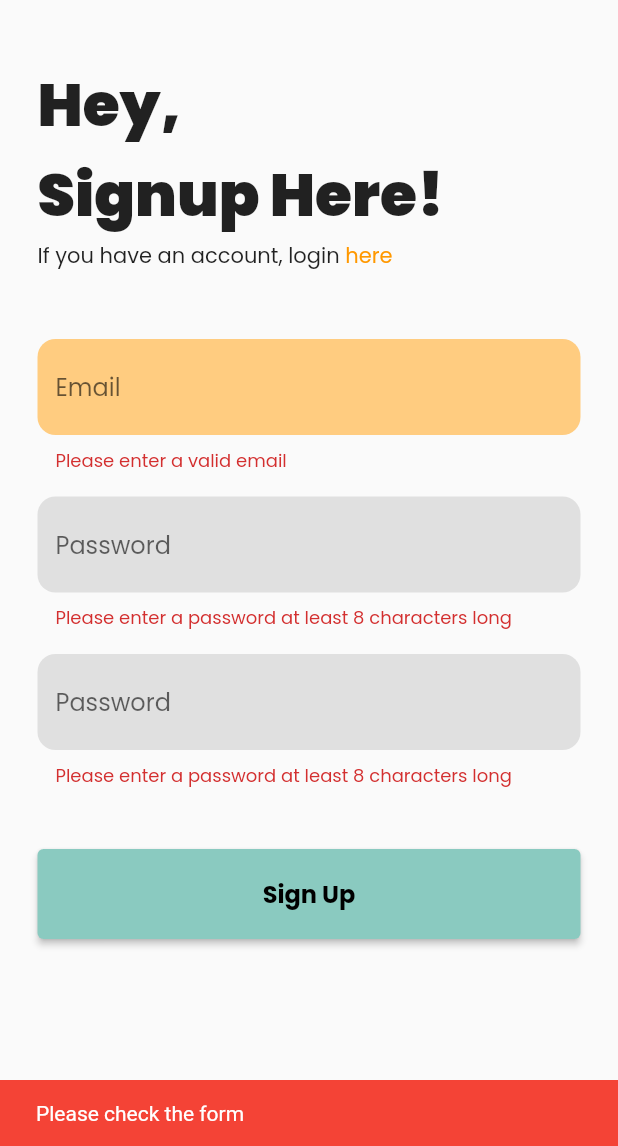
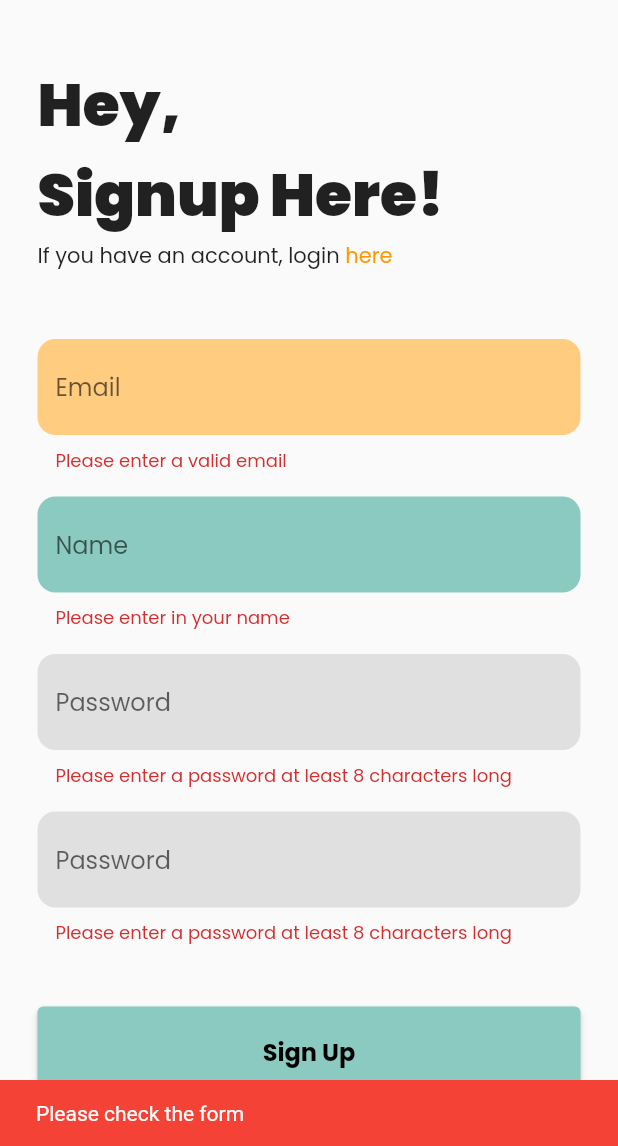
Before and after one commit to JohnnyNguyen01/riverpod_gps_app, a Flutter app: the screen it shows after launch, after a tap on "Sign Up", on a phone screen of 412 x 824 dp, the part 90-1236 px from its top. Run offline on Flutter 3.47's test engine with Material 2 defaults, Android fonts, the phone set to English and light mode, and no system bars; our stand-ins replace cloud_firestore, firebase_auth, firebase_core, flutter_riverpod, freezed_annotation, geolocator and 2 more; accounts and stored records are empty.

Commit message:
Fixed signup flow, added firestore functions, etc

```diff
--- a/lib/domain/repositories/abstracts/auth_repository.dart
+++ b/lib/domain/repositories/abstracts/auth_repository.dart
@@ -1,3 +1,5 @@
+import 'package:firebase_auth/firebase_auth.dart';
+
 abstract class AuthRepository {
   Future<void> signupWithEmailAndPassword(
       String email, String password) async {}
@@ -5,4 +7,6 @@ abstract class AuthRepository {
   Future<void> loginWithEmailAndPassword(String email, String password) async {}
 
   Future<void> signOut() async {}
+
+  User? getUser() {}
 }
--- a/lib/domain/repositories/abstracts/database_repository.dart
+++ b/lib/domain/repositories/abstracts/database_repository.dart
@@ -2,4 +2,6 @@ import 'package:pet_tracker_youtube/domain/models/models.dart';
 
 abstract class DatabaseRepository {
   Stream<PetCoordinate> getPetGpsCoordinatesAsBroadcastStream() async* {}
+
+  Future<void> addNewUser({required UserModel user}) async {}
 }
--- a/lib/domain/repositories/repositories.dart
+++ b/lib/domain/repositories/repositories.dart
@@ -1 +1,2 @@
 export 'auth_repo_impl.dart';
+export './database_repo_impl.dart';
--- a/lib/presentation/screens/signup_screen/signup_screen.dart
+++ b/lib/presentation/screens/signup_screen/signup_screen.dart
@@ -115,6 +115,7 @@ class _BuildForm extends StatefulWidget {
 
 class __BuildFormState extends State<_BuildForm> {
   final _emailTextController = TextEditingController();
+  final _userNameController = TextEditingController();
   final _emailPassOneController = TextEditingController();
   final _emailPassTwoController = TextEditingController();
   final _formKey = GlobalKey<FormState>();
@@ -125,7 +126,21 @@ class __BuildFormState extends State<_BuildForm> {
       key: _formKey,
       child: Column(
         children: [
-          AuthTextFormField(controller: _emailTextController),
+          AuthTextFormField(
+            controller: _emailTextController,
+            cursorColor: Colors.orange,
+            fillColor: Colors.orange.shade200,
+            borderSideColor: Colors.orange,
+            hintText: 'Email',
+          ),
+          const SizedBox(height: 15),
+          AuthTextFormField(
+            controller: _userNameController,
+            fillColor: const Color(0xFF8ACAC0),
+            cursorColor: Colors.black,
+            borderSideColor: Colors.black,
+            hintText: 'Name',
+          ),
           const SizedBox(height: 15),
           PasswordTextFormField(controller: _emailPassOneController),
           const SizedBox(height: 15),
@@ -134,6 +149,7 @@ class __BuildFormState extends State<_BuildForm> {
           _SubmitButton(
               onPressed: () => widget.pageController.handleSignupButton(
                   email: _emailTextController.text,
+                  userName: _userNameController.text,
                   password: _emailPassOneController.text,
                   passwordTwo: _emailPassTwoController.text,
                   scaffoldContext: widget.scaffoldContext,
@@ -147,6 +163,7 @@ class __BuildFormState extends State<_BuildForm> {
   void dispose() {
     super.dispose();
     _emailTextController.dispose();
+    _userNameController.dispose();
     _emailPassOneController.dispose();
     _emailPassTwoController.dispose();
   }
--- a/lib/presentation/screens/signup_screen/signup_screen_controller.dart
+++ b/lib/presentation/screens/signup_screen/signup_screen_controller.dart
@@ -1,24 +1,26 @@
 import 'package:flutter/material.dart';
 import 'package:pet_tracker_youtube/domain/models/models.dart';
-import 'package:pet_tracker_youtube/domain/repositories/abstracts/abstracts.dart';
-import 'package:pet_tracker_youtube/domain/repositories/repositories.dart';
+import 'package:pet_tracker_youtube/presentation/screens/home_screen/home_screen.dart';
 import 'package:pet_tracker_youtube/presentation/screens/screens.dart';
 import 'package:pet_tracker_youtube/presentation/widgets/widgets.dart';
 import 'package:flutter_riverpod/flutter_riverpod.dart';
+import 'package:pet_tracker_youtube/states/user_state_notifier.dart';
 
 final signupScreenController = Provider<SignupScreenController>((ref) {
-  final authImpl = ref.read(firebaseAuthProvider);
-  return SignupScreenController(authImpl, ref.read);
+  final userStateNotifier = ref.read(userStateProvider.notifier);
+  return SignupScreenController(userStateNotifier: userStateNotifier);
 });
 
 class SignupScreenController {
-  final AuthRepository? _authRepository;
-  final Function _read;
-  SignupScreenController(this._authRepository, this._read);
+  final UserStateNotifier _userStateNotifier;
+
+  SignupScreenController({required UserStateNotifier userStateNotifier})
+      : _userStateNotifier = userStateNotifier;
 
   ///Verifies the form and then signs up the user to firebase
   void handleSignupButton(
       {required String email,
+      required String userName,
       required String password,
       required String passwordTwo,
       required BuildContext scaffoldContext,
@@ -32,7 +34,9 @@ class SignupScreenController {
     //login with firebase
     {
       try {
-        _authRepository!.signupWithEmailAndPassword(email, password);
+        await _userStateNotifier.signupUser(
+            email: email, name: userName, password: password);
+        Navigator.of(scaffoldContext).pushNamed(HomeScreen.routeName);
       } on Failure catch (e) {
         ScaffoldMessenger.of(scaffoldContext).showSnackBar(
           Snackbars.displayErrorSnackbar(e.message!),
--- a/lib/presentation/widgets/auth_text_form_field.dart
+++ b/lib/presentation/widgets/auth_text_form_field.dart
@@ -3,8 +3,18 @@ import 'package:pet_tracker_youtube/utils/validators.dart';
 
 class AuthTextFormField extends StatelessWidget {
   final TextEditingController _controller;
+  final String hintText;
+  final Color fillColor;
+  final Color cursorColor;
+  final Color borderSideColor;
 
-  const AuthTextFormField({Key? key, required TextEditingController controller})
+  const AuthTextFormField(
+      {Key? key,
+      required TextEditingController controller,
+      required this.fillColor,
+      required this.hintText,
+      required this.cursorColor,
+      required this.borderSideColor})
       : _controller = controller,
         super(key: key);
 
@@ -12,12 +22,12 @@ class AuthTextFormField extends StatelessWidget {
   Widget build(BuildContext context) {
     return TextFormField(
       controller: _controller,
-      cursorColor: Colors.orange,
+      cursorColor: cursorColor,
       decoration: InputDecoration(
-        hintText: 'Email',
-        fillColor: Colors.orange.shade200,
+        hintText: hintText,
+        fillColor: fillColor,
         focusedBorder: OutlineInputBorder(
-          borderSide: const BorderSide(color: Colors.orange),
+          borderSide: BorderSide(color: borderSideColor),
           borderRadius: BorderRadius.circular(12),
         ),
         filled: true,
@@ -25,7 +35,9 @@ class AuthTextFormField extends StatelessWidget {
             borderRadius: BorderRadius.circular(12),
             borderSide: BorderSide.none),
       ),
-      validator: StringValidators.instance.emailValidator,
+      validator: hintText == "Email"
+          ? StringValidators.instance.emailValidator
+          : StringValidators.instance.nameValidator,
     );
   }
 }
--- a/lib/states/user_state_notifier.dart
+++ b/lib/states/user_state_notifier.dart
@@ -1,3 +1,5 @@
+import 'dart:developer';
+
 import 'package:firebase_auth/firebase_auth.dart';
 import 'package:flutter_riverpod/flutter_riverpod.dart';
 import 'package:google_maps_flutter/google_maps_flutter.dart';
@@ -10,7 +12,12 @@ final userStateProvider =
     StateNotifierProvider<UserStateNotifier, UserState>((ref) {
   final gpsRepo = ref.read(deviceGpsRepoProvider);
   final authRepo = ref.read(firebaseAuthProvider);
-  return UserStateNotifier(gpsRepo: gpsRepo, authRepo: authRepo);
+  final dbRepo = ref.read(databaseRepoImplProvider);
+  return UserStateNotifier(
+    gpsRepo: gpsRepo,
+    authRepo: authRepo,
+    dbRepo: dbRepo,
+  );
 });
 
 /*
@@ -23,8 +30,12 @@ abstract class UserState {
 class UserInitial extends UserState {
   final UserModel initialUser;
   const UserInitial()
-      : initialUser =
-            const UserModel(email: "", userName: "", location: LatLng(0, 0));
+      : initialUser = const UserModel(
+          email: "",
+          userName: "",
+          location: LatLng(0, 0),
+          uid: '',
+        );
 }
 
 class UserLoggingIn extends UserState {
@@ -48,31 +59,64 @@ class UserError extends UserState {
 class UserStateNotifier extends StateNotifier<UserState> {
   final DeviceGps _gpsRepo;
   final AuthRepository _authRepo;
+  final DatabaseRepository _dbRepo;
 
   UserStateNotifier(
-      {required DeviceGps gpsRepo, required AuthRepository authRepo})
+      {required DeviceGps gpsRepo,
+      required AuthRepository authRepo,
+      required DatabaseRepository dbRepo})
       : _gpsRepo = gpsRepo,
         _authRepo = authRepo,
+        _dbRepo = dbRepo,
         super(const UserInitial());
 
   Future<void> loginuser(
       {required String email,
       required String name,
       required String password}) async {
-    //set state to loading
-    //login user
-    //set user to new state
     try {
       state = const UserLoggingIn();
       await _authRepo.loginWithEmailAndPassword(email, password);
       final userPosition = await _gpsRepo.getDevicePosition();
       final userLatLng = LatLng(userPosition.latitude, userPosition.longitude);
-      final user =
-          UserModel(email: email, userName: name, location: userLatLng);
+      final user = UserModel(
+          email: email,
+          userName: name,
+          location: userLatLng,
+          uid: _authRepo.getUser()!.uid);
       state = UserLoggedIn(user: user);
+      log("User Logged In Successfully: ${user.toString()}");
     } on FirebaseAuthException catch (e) {
       state = UserError(error: e.message!);
       throw Failure(code: e.code, message: e.message);
+    }
+  }
+
+  ///Sign's up a new user to Firebase, and creates a new document in `Users`
+  ///collection. User app state is then set to the new user.
+  //todo: Check network exceptions
+  Future<void> signupUser(
+      {required String email,
+      required String name,
+      required String password}) async {
+    try {
+      state = const UserLoggingIn();
+      final userPos = await _gpsRepo.getDevicePosition();
+      final userLatLng = LatLng(userPos.latitude, userPos.longitude);
+      await _authRepo.signupWithEmailAndPassword(email, password);
+      //set state
+      final user = UserModel(
+          email: email,
+          userName: name,
+          location: userLatLng,
+          uid: _authRepo.getUser()!.uid);
+      state = UserLoggedIn(user: user);
+      //add new doc to firestore
+      await _dbRepo.addNewUser(user: user);
+      log("User Signed Up Successfully: ${user.toString()}");
+    } on FirebaseAuthException catch (e) {
+      state = UserError(error: e.message!);
+      throw Failure(code: e.code, message: e.message!);
     }
   }
 
--- a/lib/utils/validators.dart
+++ b/lib/utils/validators.dart
@@ -17,6 +17,20 @@ class StringValidators {
     }
   };
 
+  ///Validate the Name field in order to ensure that it's not null and containts
+  ///no specual characters
+  // ignore: prefer_function_declarations_over_variables
+  final String? Function(String?)? nameValidator = (String? val) {
+    final validCharacters = RegExp(r'^[a-zA-Z0-9 ]+$');
+    if (val == null || val.isEmpty) {
+      return 'Please enter in your name';
+    } else if (validCharacters.hasMatch(val)) {
+      return null;
+    } else {
+      return 'Please enter a valid name';
+    }
+  };
+
   /// Validate passwords for firbase which must be at least 8 characters long.
   ///
   /// `val` - the password to be checked
```
Also changed, not shown: lib/device/gps/device_gps.dart (+5 -8 lines), lib/domain/models/freezed_user/user_model.dart (+9 -0 lines), lib/domain/repositories/auth_repo_impl.dart (+9 -0 lines), lib/domain/repositories/database_repo_impl.dart (+25 -1 lines), lib/presentation/screens/login_screen/login_form.dart (+14 -7 lines), lib/utils/firestore_paths.dart (added, +12 -0 lines), lib/domain/models/freezed_user/user_model.freezed.dart, lib/states/stream_providers/user_auth_provider.dart (added).
